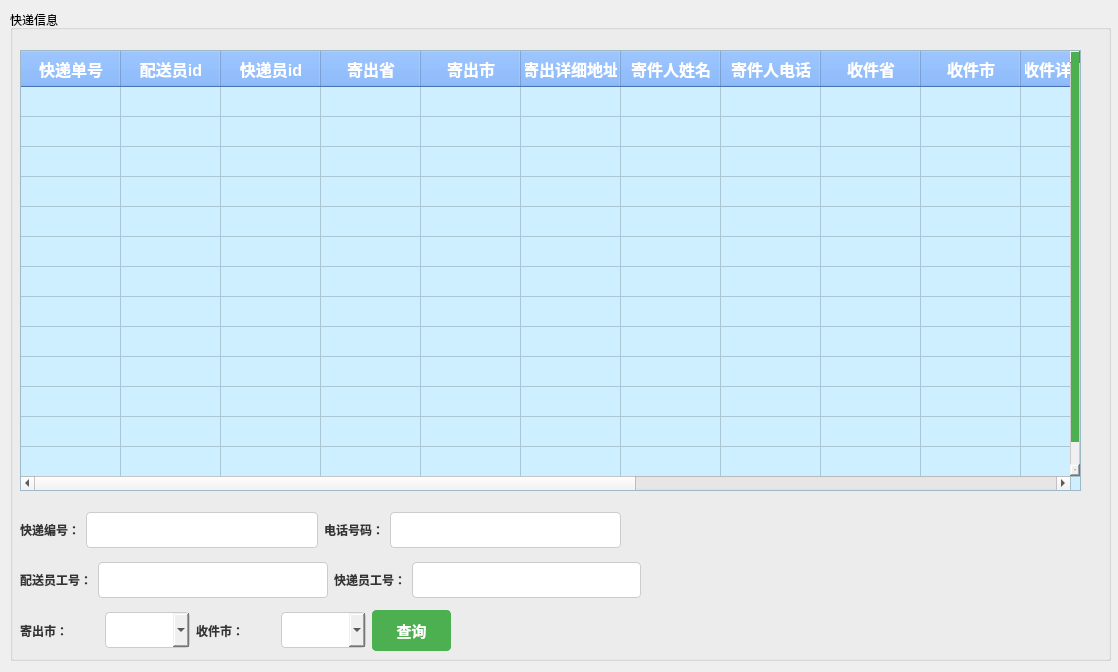
Qt form modules/admin/admin_search_delivery.ui (gfzyl/Parcel-System) before a commit.
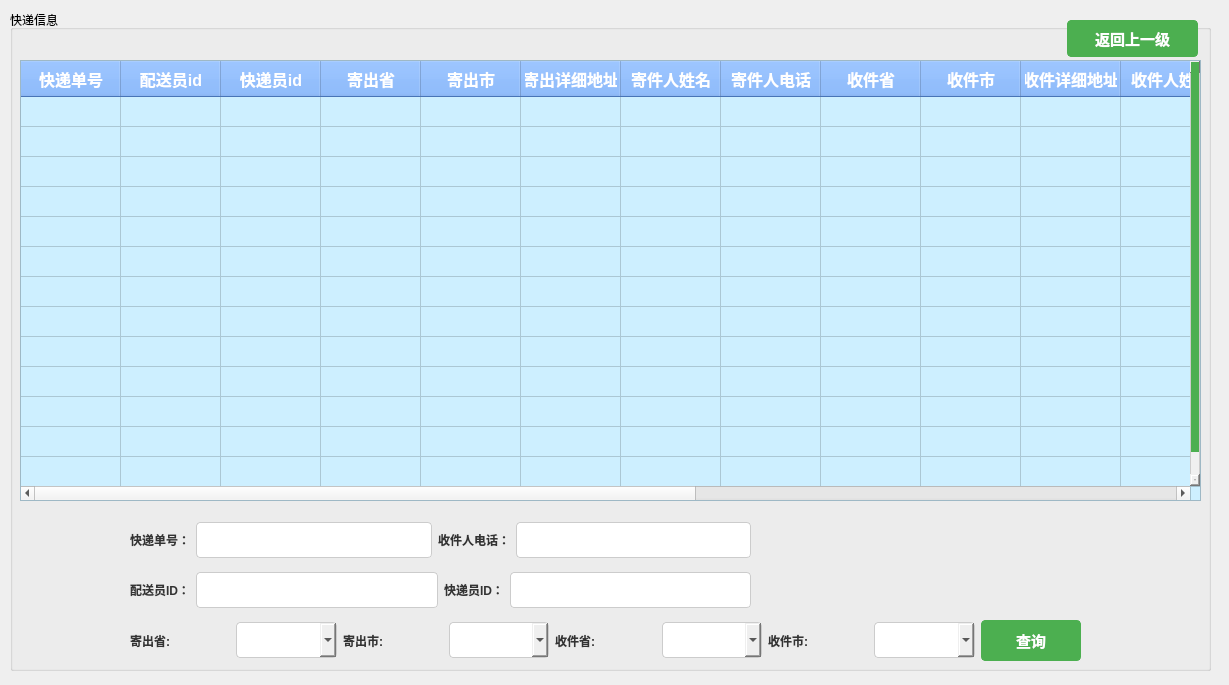
The same form after that commit.

Commit message: 管理员查询快递完成

```diff
--- a/modules/admin/admin_search_delivery.ui
+++ b/modules/admin/admin_search_delivery.ui
@@ -6,8 +6,8 @@
    <rect>
     <x>0</x>
     <y>0</y>
-    <width>1118</width>
-    <height>672</height>
+    <width>1229</width>
+    <height>685</height>
    </rect>
   </property>
   <property name="windowTitle">
@@ -97,8 +97,8 @@
     <rect>
      <x>10</x>
      <y>10</y>
-     <width>1101</width>
-     <height>651</height>
+     <width>1201</width>
+     <height>661</height>
     </rect>
    </property>
    <property name="title">
@@ -108,8 +108,8 @@
     <property name="geometry">
      <rect>
       <x>10</x>
-      <y>40</y>
-      <width>1061</width>
+      <y>50</y>
+      <width>1181</width>
       <height>441</height>
      </rect>
     </property>
@@ -261,18 +261,28 @@
       <string>当前状态</string>
      </property>
     </column>
+    <column>
+     <property name="text">
+      <string>取件码</string>
+     </property>
+    </column>
     <column>
      <property name="text">
       <string>预计送达时间</string>
      </property>
     </column>
+    <column>
+     <property name="text">
+      <string>完整路线</string>
+     </property>
+    </column>
    </widget>
    <widget class="QWidget" name="layoutWidget">
     <property name="geometry">
      <rect>
-      <x>10</x>
-      <y>500</y>
-      <width>601</width>
+      <x>120</x>
+      <y>510</y>
+      <width>621</width>
       <height>40</height>
      </rect>
     </property>
@@ -280,7 +290,7 @@
      <item>
       <widget class="QLabel" name="label">
        <property name="text">
-        <string>快递编号：</string>
+        <string>快递单号：</string>
        </property>
       </widget>
      </item>
@@ -290,7 +300,7 @@
      <item>
       <widget class="QLabel" name="label_2">
        <property name="text">
-        <string>电话号码：</string>
+        <string>收件人电话：</string>
        </property>
       </widget>
      </item>
@@ -302,8 +312,8 @@
    <widget class="QWidget" name="layoutWidget_2">
     <property name="geometry">
      <rect>
-      <x>10</x>
-      <y>550</y>
+      <x>120</x>
+      <y>560</y>
       <width>621</width>
       <height>40</height>
      </rect>
@@ -312,7 +322,7 @@
      <item>
       <widget class="QLabel" name="label_3">
        <property name="text">
-        <string>配送员工号：</string>
+        <string>配送员ID：</string>
        </property>
       </widget>
      </item>
@@ -322,7 +332,7 @@
      <item>
       <widget class="QLabel" name="label_4">
        <property name="text">
-        <string>快递员工号：</string>
+        <string>快递员ID：</string>
        </property>
       </widget>
      </item>
@@ -334,32 +344,76 @@
    <widget class="QWidget" name="layoutWidget">
     <property name="geometry">
      <rect>
-      <x>10</x>
-      <y>600</y>
-      <width>431</width>
+      <x>120</x>
+      <y>610</y>
+      <width>951</width>
       <height>41</height>
      </rect>
     </property>
     <layout class="QHBoxLayout" name="horizontalLayout_3">
+     <item>
+      <widget class="QLabel" name="label_7">
+       <property name="text">
+        <string>寄出省:</string>
+       </property>
+      </widget>
+     </item>
+     <item>
+      <widget class="QComboBox" name="sendPrvBox">
+       <item>
+        <property name="text">
+         <string/>
+        </property>
+       </item>
+      </widget>
+     </item>
      <item>
       <widget class="QLabel" name="label_5">
        <property name="text">
-        <string>寄出市：</string>
+        <string>寄出市:</string>
        </property>
       </widget>
      </item>
      <item>
-      <widget class="QComboBox" name="comboBox"/>
+      <widget class="QComboBox" name="sendCityBox">
+       <item>
+        <property name="text">
+         <string/>
+        </property>
+       </item>
+      </widget>
+     </item>
+     <item>
+      <widget class="QLabel" name="label_8">
+       <property name="text">
+        <string>收件省:</string>
+       </property>
+      </widget>
+     </item>
+     <item>
+      <widget class="QComboBox" name="rePrvBox">
+       <item>
+        <property name="text">
+         <string/>
+        </property>
+       </item>
+      </widget>
      </item>
      <item>
       <widget class="QLabel" name="label_6">
        <property name="text">
-        <string>收件市：</string>
+        <string>收件市:</string>
        </property>
       </widget>
      </item>
      <item>
-      <widget class="QComboBox" name="comboBox_2"/>
+      <widget class="QComboBox" name="reCityBox">
+       <item>
+        <property name="text">
+         <string/>
+        </property>
+       </item>
+      </widget>
      </item>
      <item>
       <widget class="QPushButton" name="btn_query_3">
@@ -370,6 +424,19 @@
      </item>
     </layout>
    </widget>
+   <widget class="QPushButton" name="returnBtn">
+    <property name="geometry">
+     <rect>
+      <x>1057</x>
+      <y>10</y>
+      <width>131</width>
+      <height>37</height>
+     </rect>
+    </property>
+    <property name="text">
+     <string>返回上一级</string>
+    </property>
+   </widget>
   </widget>
  </widget>
  <resources/>
```
Left out of the diff: 10 changed lines with no effect on the pictures. The commit also changes 14 other files.
